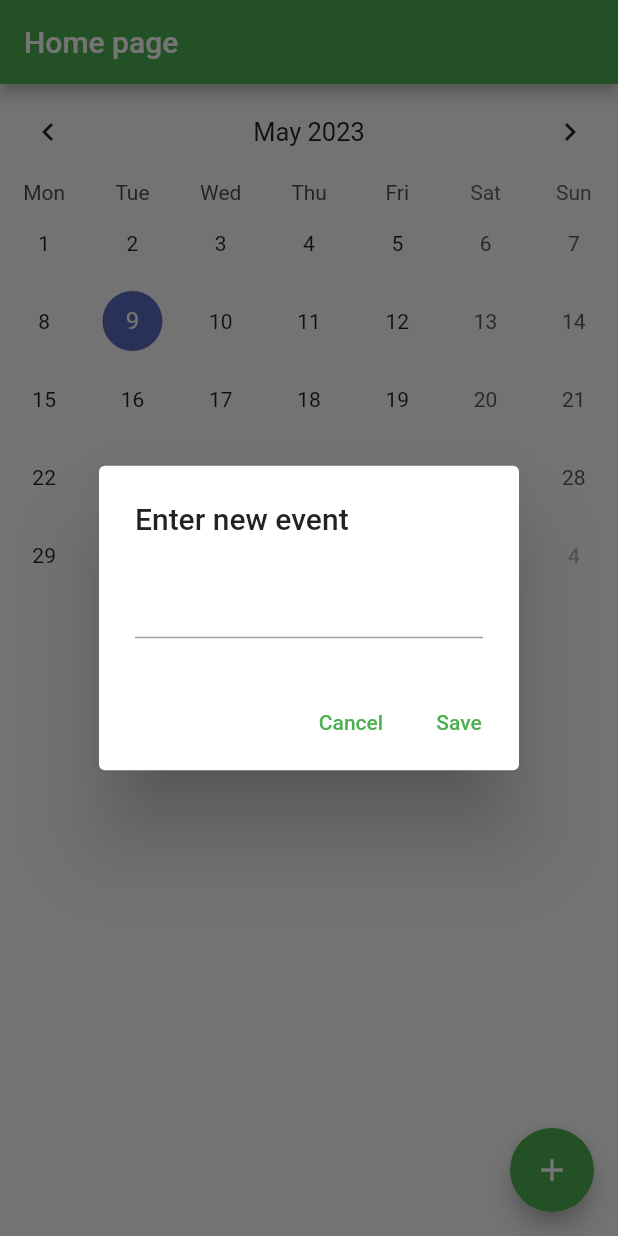
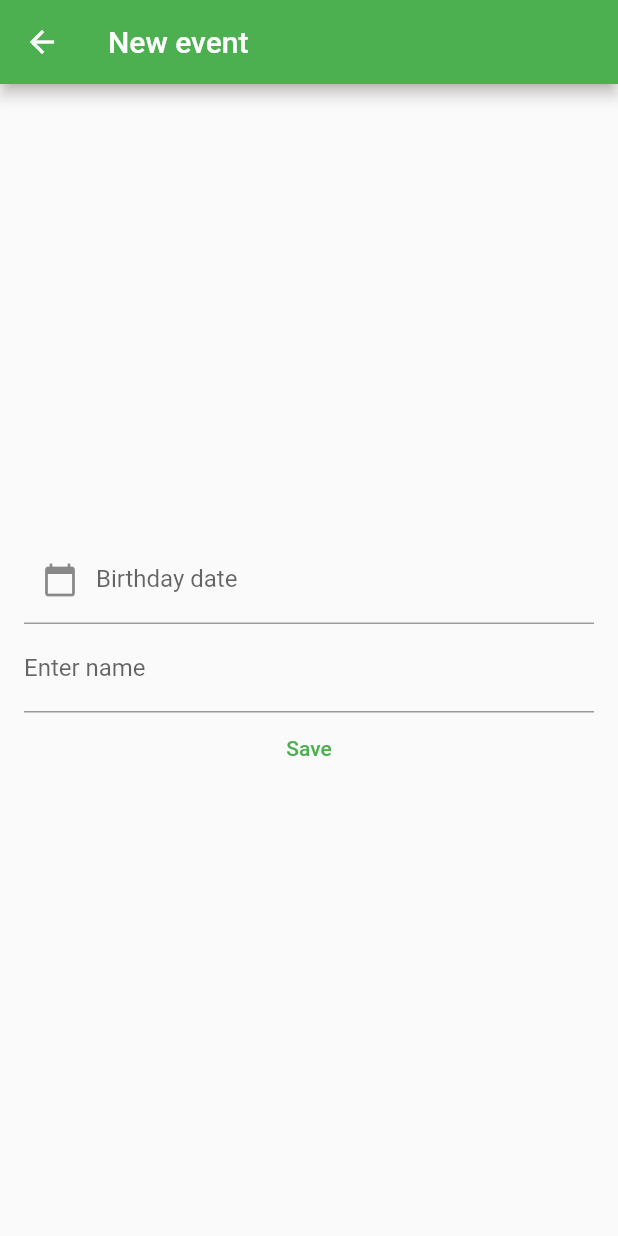
Before and after one commit to Bandiz/birthday-reminder, a Flutter app: the screen it shows after launch, after a tap on the "add" icon, on a phone screen of 412 x 824 dp. Run offline on Flutter 3.47's test engine with Material 2 defaults, Android fonts, the phone set to English and light mode, and no system bars; drawn by our look-alikes of table_calendar; our stand-ins replace flutter_local_notifications, hive, hive_flutter, timezone; missing offline and left inert: cron; accounts and stored records are empty.

Commit message:
added new event page

```diff
--- a/lib/main.dart
+++ b/lib/main.dart
@@ -9,6 +9,7 @@ import 'package:timezone/timezone.dart' as tz;
 
 import 'calendar_state.dart';
 import 'models/event.dart';
+import 'pages/new_event_page.dart';
 
 final kToday = DateTime.now().toUtc();
 final kFirstDay = DateTime(kToday.year, 1, 31);
@@ -32,7 +33,7 @@ void main() async {
   });
 
   runApp(
-    ChangeNotifierProvider(
+    ChangeNotifierProvider<CalendarState>(
         create: (_) => state, child: const BirthdayReminderApp()),
   );
 }
@@ -54,27 +55,27 @@ Future<void> scheduleReminders(CalendarState state) async {
 
   await flutterLocalNotificationsPlugin.cancelAll();
 
-  for (DateTime eventDate in futureEventsDates) {
-    int delay = 0;
-    for (Event event in state.getEvents(eventDate)) {
-      DateTime notificationTime = DateTime(
-          event.date.year, event.date.month, event.date.day, 10, 0, delay++);
+  // for (DateTime eventDate in futureEventsDates) {
+  //   int delay = 0;
+  //   for (Event event in state.getEvents(eventDate)) {
+  //     DateTime notificationTime = DateTime(
+  //         event.date.year, event.date.month, event.date.day, 10, 0, delay++);
 
-      if (notificationTime.isBefore(DateTime.now())) {
-        notificationTime = DateTime.now().add(Duration(seconds: 10 + delay++));
-      }
+  //     if (notificationTime.isBefore(DateTime.now())) {
+  //       notificationTime = DateTime.now().add(Duration(seconds: 10 + delay++));
+  //     }
 
-      await flutterLocalNotificationsPlugin.zonedSchedule(
-          event.id,
-          event.title,
-          'This is your birthday reminder',
-          tz.TZDateTime.from(notificationTime, local),
-          platformChannelSpecifics,
-          androidAllowWhileIdle: true,
-          uiLocalNotificationDateInterpretation:
-              UILocalNotificationDateInterpretation.absoluteTime);
-    }
-  }
+  //     await flutterLocalNotificationsPlugin.zonedSchedule(
+  //         event.id,
+  //         event.title,
+  //         'This is your birthday reminder',
+  //         tz.TZDateTime.from(notificationTime, local),
+  //         platformChannelSpecifics,
+  //         androidAllowWhileIdle: true,
+  //         uiLocalNotificationDateInterpretation:
+  //             UILocalNotificationDateInterpretation.absoluteTime);
+  //   }
+  // }
 }
 
 Future<bool?> initializeNotifications() async {
@@ -97,6 +98,7 @@ class BirthdayReminderApp extends StatelessWidget {
   Widget build(BuildContext context) {
     return MaterialApp(
       title: 'Birthday reminder',
+      locale: const Locale('sv', 'SE'),
       theme: ThemeData(
         primarySwatch: Colors.green,
       ),
@@ -115,7 +117,6 @@ class HomePage extends StatefulWidget {
 }
 
 class _HomePageState extends State<HomePage> {
-  late final ValueNotifier<List<Event>> _selectedEvents;
   DateTime _focusedDay = DateTime.now();
   DateTime? _selectedDay;
 
@@ -124,44 +125,37 @@ class _HomePageState extends State<HomePage> {
     super.initState();
 
     _selectedDay = _focusedDay;
-    _selectedEvents = ValueNotifier(_getEventsForDay(_selectedDay!));
   }
 
   @override
   void dispose() {
-    _selectedEvents.dispose();
     super.dispose();
   }
 
-  List<Event> _getEventsForDay(DateTime day) {
-    final events = context.read<CalendarState>().getEvents(day);
-    return events;
-  }
-
   void _onDaySelected(DateTime selectedDay, DateTime focusedDay) {
-    final List<Event> events = _getEventsForDay(selectedDay);
     if (!isSameDay(_selectedDay, selectedDay)) {
       setState(() {
         _selectedDay = selectedDay;
         _focusedDay = focusedDay;
       });
-
-      _selectedEvents.value = events;
     }
-
-    // Navigator.push(
-    //   context,
-    //   MaterialPageRoute(
-    //     builder: (context) => DayEvents(currentDate: selectedDay),
-    //   ),
-    // );
   }
 
   @override
   Widget build(BuildContext context) {
+    return Consumer<CalendarState>(builder: (context, state, child) {
+      final events = state.getEvents(_focusedDay);
       return Scaffold(
           appBar: AppBar(
             title: Text(widget.title),
+            actions: <Widget>[
+              IconButton(
+                icon: const Icon(Icons.delete),
+                onPressed: () {
+                  state.clear();
+                },
+              )
+            ],
           ),
           body: Column(
             children: [
@@ -172,7 +166,7 @@ class _HomePageState extends State<HomePage> {
                 selectedDayPredicate: (day) => isSameDay(_selectedDay, day),
                 headerStyle: const HeaderStyle(
                     formatButtonVisible: false, titleCentered: true),
-              eventLoader: _getEventsForDay,
+                eventLoader: (date) => state.getEvents(date),
                 startingDayOfWeek: StartingDayOfWeek.monday,
                 calendarStyle: const CalendarStyle(
                   outsideDaysVisible: true,
@@ -187,14 +181,13 @@ class _HomePageState extends State<HomePage> {
                       height: double.infinity,
                       width: double.infinity,
                       child: ListView.builder(
-                        itemCount: _selectedEvents.value.length,
+                          itemCount: events.length,
                           itemBuilder: (context, index) {
                             return Padding(
                                 padding: const EdgeInsets.symmetric(
                                     vertical: 2, horizontal: 8),
                                 child: ListTile(
-                                  title:
-                                      Text(_selectedEvents.value[index].title),
+                                    title: Text(events[index].title),
                                     shape: RoundedRectangleBorder(
                                       side: const BorderSide(
                                           color: Colors.black, width: 1),
@@ -205,40 +198,14 @@ class _HomePageState extends State<HomePage> {
           ),
           floatingActionButton: FloatingActionButton(
               onPressed: () async {
-              final controller = TextEditingController();
-              await showDialog<void>(
-                context: context,
-                builder: (context) => AlertDialog(
-                  title: const Text("Enter new event"),
-                  content: TextField(
-                    controller: controller,
-                  ),
-                  actions: [
-                    TextButton(
-                      child: const Text('Cancel'),
-                      onPressed: () {
-                        controller.dispose();
-                        Navigator.of(context).pop();
-                      },
-                    ),
-                    TextButton(
-                      child: const Text('Save'),
-                      onPressed: () {
-                        if (controller.text.isEmpty) {
-                          return;
-                        }
-                        context
-                            .read<CalendarState>()
-                            .addEvent(_focusedDay, controller.text);
-
-                        controller.dispose();
-                        Navigator.of(context).pop();
-                      },
-                    ),
-                  ],
+                Navigator.push(
+                  context,
+                  MaterialPageRoute(
+                    builder: (context) => const NewEventPage(),
                   ),
                 );
               },
               child: const Icon(Icons.add)));
+    });
   }
 }
--- a/lib/models/event.dart
+++ b/lib/models/event.dart
@@ -3,7 +3,7 @@ import 'package:hive/hive.dart';
 part 'event.g.dart';
 
 @HiveType(typeId: 1)
-class Event {
+class Event extends HiveObject {
   @HiveField(0)
   final int id;
   @HiveField(1)
--- /dev/null
+++ b/lib/pages/new_event_page.dart
@@ -0,0 +1,82 @@
+import 'package:flutter/material.dart';
+import 'package:provider/provider.dart';
+import 'package:intl/intl.dart';
+
+import '../calendar_state.dart';
+
+class NewEventPage extends StatefulWidget {
+  final String _title = 'New event';
+  const NewEventPage({super.key});
+
+  @override
+  State<NewEventPage> createState() => _NewEventPageState();
+}
+
+class _NewEventPageState extends State<NewEventPage> {
+  final TextEditingController _controller = TextEditingController();
+  final TextEditingController _dateController = TextEditingController();
+  final DateTime _selectedDate = DateTime.now();
+
+  Future<void> _selectDate(BuildContext context) async {
+    final DateTime? picked = await showDatePicker(
+      context: context,
+      initialEntryMode: DatePickerEntryMode.input,
+      initialDatePickerMode: DatePickerMode.year,
+      initialDate: DateTime.now(),
+      firstDate: DateTime.utc(1900, 1, 1),
+      lastDate: DateTime.now(),
+    );
+    if (picked != null) {
+      _dateController.text = DateFormat('yyyy-MM-dd').format(picked);
+    }
+  }
+
+  @override
+  Widget build(BuildContext context) {
+    return Scaffold(
+      appBar: AppBar(
+        title: Text(widget._title),
+      ),
+      body: Padding(
+          padding: const EdgeInsets.all(16.0),
+          child: Column(
+            mainAxisAlignment: MainAxisAlignment.center,
+            children: [
+              TextField(
+                  controller: _dateController,
+                  decoration: InputDecoration(
+                    labelText: 'Birthday date',
+                    prefixIcon: InkWell(
+                      onTap: () => _selectDate(context),
+                      child: const Icon(Icons.calendar_today),
+                    ),
+                  )),
+              TextField(
+                controller: _controller,
+                decoration: const InputDecoration(labelText: "Enter name"),
+              ),
+              TextButton(
+                child: const Text('Save'),
+                onPressed: () {
+                  if (_controller.text.isEmpty) {
+                    return;
+                  }
+                  context
+                      .read<CalendarState>()
+                      .addEvent(_selectedDate, _controller.text);
+
+                  Navigator.of(context).pop();
+                },
+              ),
+            ],
+          )),
+    );
+  }
+
+  @override
+  void dispose() {
+    _controller.dispose();
+    _dateController.dispose();
+    super.dispose();
+  }
+}
--- a/pubspec.yaml
+++ b/pubspec.yaml
@@ -41,6 +41,7 @@ dependencies:
   cron: ^0.5.1
   hive: ^2.2.3
   hive_flutter: ^1.1.0
+  intl: ^0.18.1
 
 dev_dependencies:
   flutter_test:
```
Also changed, not shown: lib/calendar_state.dart (+11 -4 lines), pubspec.lock. Lines whose indentation alone changed are shown as unchanged.
